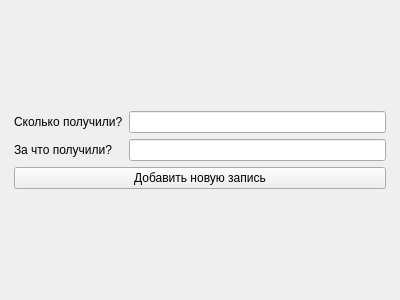
Qt form screens/screen_3.ui (ZinixZay/spending_watcher) before a commit.
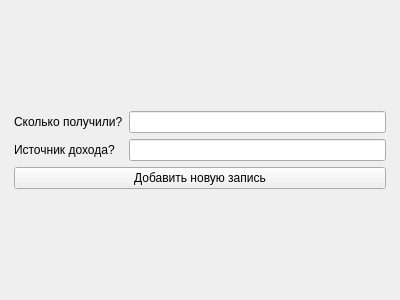
The same form after that commit.

Patch:
```diff
--- a/screens/screen_3.ui
+++ b/screens/screen_3.ui
@@ -31,7 +31,7 @@
      <item row="1" column="0">
       <widget class="QLabel" name="label_3">
        <property name="text">
-        <string>За что получили?</string>
+        <string>Источник дохода?</string>
        </property>
       </widget>
      </item>
```
